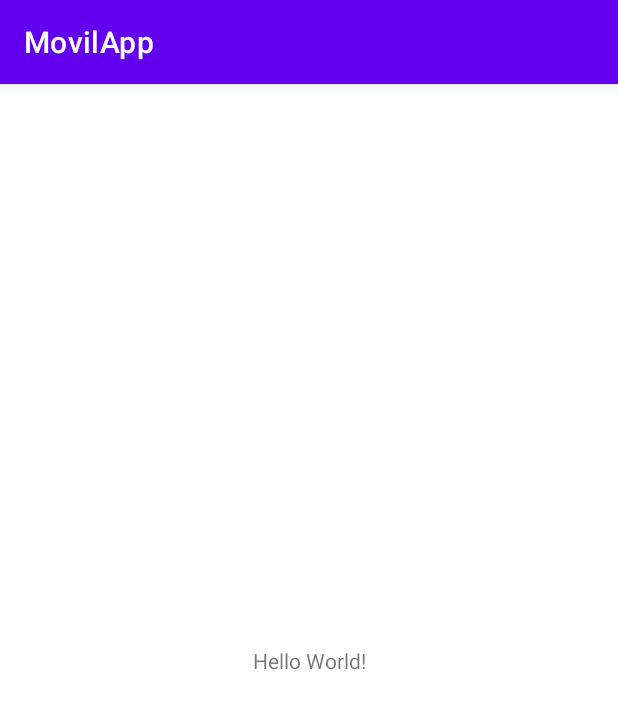
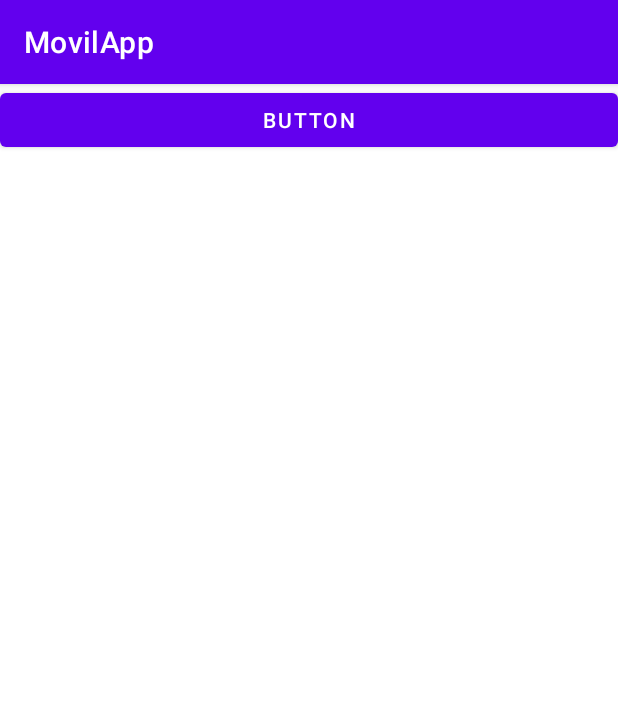
Before and after one commit to Storpex/MovilApp, an Android app: the screen it shows after launch (MainActivity), on a phone screen of 412 x 824 dp. Shown: the top 709 px of the screen. Run offline under Robolectric (Android 15) with nearby library versions, the phone set to English and light mode, and no system bars.

Commit message:
clase 1 firebase

```diff
--- a/app/build.gradle
+++ b/app/build.gradle
@@ -49,4 +49,8 @@ dependencies {
 
     // Add the dependencies for any other desired Firebase products
     // https://firebase.google.com/docs/android/setup#available-libraries
+
+    // Add the dependency for the Realtime Database library
+    // When using the BoM, you don't specify versions in Firebase library dependencies
+    implementation 'com.google.firebase:firebase-database'
 }
--- a/app/src/main/java/com/example/movilapp/MainActivity.java
+++ b/app/src/main/java/com/example/movilapp/MainActivity.java
@@ -3,12 +3,25 @@ package com.example.movilapp;
 import androidx.appcompat.app.AppCompatActivity;
 
 import android.os.Bundle;
+import android.view.View;
+import android.widget.Button;
+import android.widget.Toast;
 
 public class MainActivity extends AppCompatActivity {
+
+    Button btnAgregar;
 
     @Override
     protected void onCreate(Bundle savedInstanceState) {
         super.onCreate(savedInstanceState);
         setContentView(R.layout.activity_main);
+
+        btnAgregar = (Button) findViewById(R.id.btnAgregar);
+        btnAgregar.setOnClickListener(new View.OnClickListener() {
+            @Override
+            public void onClick(View view) {
+                Toast.makeText(MainActivity.this, "Hola", Toast.LENGTH_SHORT).show();
+            }
+        });
     }
 }
--- a/app/src/main/res/layout/activity_main.xml
+++ b/app/src/main/res/layout/activity_main.xml
@@ -1,18 +1,15 @@
 <?xml version="1.0" encoding="utf-8"?>
-<androidx.constraintlayout.widget.ConstraintLayout xmlns:android="http://schemas.android.com/apk/res/android"
+<LinearLayout xmlns:android="http://schemas.android.com/apk/res/android"
     xmlns:app="http://schemas.android.com/apk/res-auto"
     xmlns:tools="http://schemas.android.com/tools"
     android:layout_width="match_parent"
     android:layout_height="match_parent"
+    android:orientation="vertical"
     tools:context=".MainActivity">
 
-    <TextView
-        android:layout_width="wrap_content"
+    <Button
+        android:id="@+id/btnAgregar"
+        android:layout_width="match_parent"
         android:layout_height="wrap_content"
-        android:text="Hello World!"
-        app:layout_constraintBottom_toBottomOf="parent"
-        app:layout_constraintLeft_toLeftOf="parent"
-        app:layout_constraintRight_toRightOf="parent"
-        app:layout_constraintTop_toTopOf="parent" />
-
-</androidx.constraintlayout.widget.ConstraintLayout>
+        android:text="Button" />
+</LinearLayout>
```
